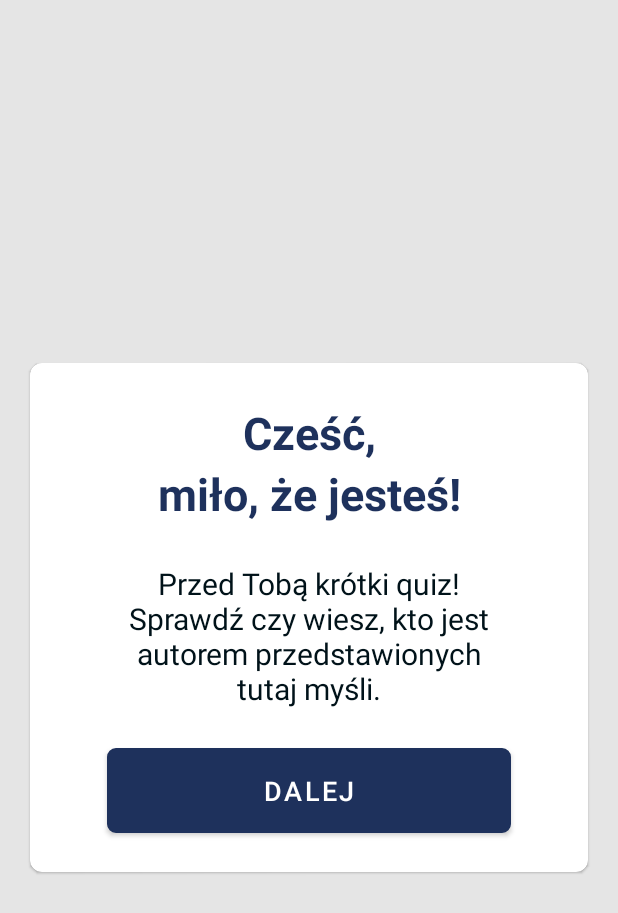
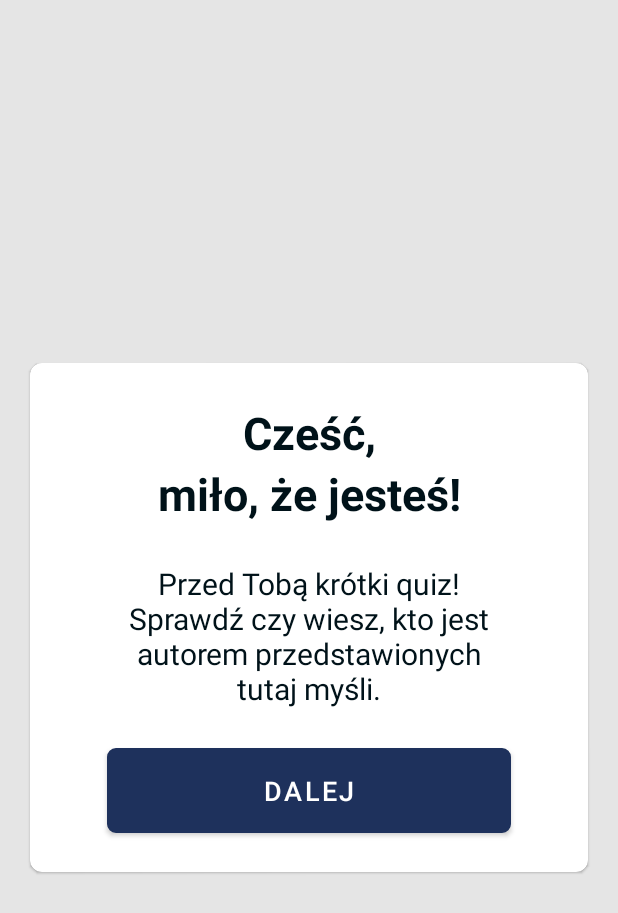
Before and after one commit to maciejglownia/StoikCytatQuiz, an Android app: the screen it shows after launch (MainActivity), on a phone screen of 412 x 824 dp. Shown: the top 913 px of the screen. Run offline under Robolectric (Android 15) with nearby library versions, the phone set to English and light mode, and no system bars.

Commit message:
Still trying to repair themes.xml (dark mode). Commit to have point to back just in case - nothing to check here

```diff
--- a/app/src/main/res/layout/activity_main.xml
+++ b/app/src/main/res/layout/activity_main.xml
@@ -4,7 +4,7 @@
     xmlns:tools="http://schemas.android.com/tools"
     android:layout_width="match_parent"
     android:layout_height="match_parent"
-    android:background="@color/main_background"
+    android:background="?android:background"
     android:gravity="center"
     android:orientation="vertical"
     tools:context=".MainActivity">
@@ -14,7 +14,7 @@
         android:layout_height="wrap_content"
         android:layout_marginStart="20dp"
         android:layout_marginEnd="20dp"
-        android:background="@color/stoic_light_bg"
+        android:background="@color/white"
         android:elevation="5dp"
         app:cardCornerRadius="8dp">
 
@@ -22,38 +22,42 @@
             android:layout_width="match_parent"
             android:layout_height="wrap_content"
             android:layout_margin="16dp"
+            android:background="@color/white"
             android:orientation="vertical">
 
             <TextView
                 android:layout_width="match_parent"
                 android:layout_height="wrap_content"
                 android:layout_marginTop="10dp"
+                android:background="@color/white"
                 android:gravity="center"
                 android:text="@string/hello_message"
-                android:textColor="@color/stoic_text"
+                android:textColor="?android:textColorPrimary"
                 android:textSize="30sp"
                 android:textStyle="bold" />
 
             <TextView
                 android:layout_width="match_parent"
                 android:layout_height="wrap_content"
+                android:background="@color/white"
                 android:gravity="center"
                 android:text="@string/welcome_message"
-                android:textColor="@color/stoic_text"
+                android:textColor="?android:textColorPrimary"
                 android:textSize="30sp"
                 android:textStyle="bold" />
 
             <TextView
                 android:layout_width="match_parent"
                 android:layout_height="wrap_content"
+                android:layout_marginLeft="30dp"
                 android:layout_marginTop="10dp"
+                android:layout_marginRight="30dp"
                 android:layout_marginBottom="10dp"
-                android:layout_marginLeft="30dp"
-                android:layout_marginRight="30dp"
+                android:background="@color/white"
                 android:gravity="center"
                 android:padding="16dp"
                 android:text="@string/start_text_to_user"
-                android:textColor="@color/stoic_answer_text"
+                android:textColor="?android:textColorPrimary"
                 android:textSize="20sp" />
 
             <Button
@@ -70,6 +74,7 @@
                 android:textSize="18sp" />
         </LinearLayout>
 
+
     </com.google.android.material.card.MaterialCardView>
 
 </LinearLayout>
--- a/app/src/main/res/values-night/themes.xml
+++ b/app/src/main/res/values-night/themes.xml
@@ -12,5 +12,8 @@
         <!-- Status bar color. -->
         <item name="android:statusBarColor" tools:targetApi="l">?attr/colorPrimaryVariant</item>
         <!-- Customize your theme here. -->
+        <item name="android:textColorPrimary">@color/white</item>
+        <item name="android:background">@color/stoic_answer_text</item>
+        <item name="android:tint">@color/white</item>
     </style>
 </resources>
--- a/app/src/main/res/values/colors.xml
+++ b/app/src/main/res/values/colors.xml
@@ -20,4 +20,6 @@
     <color name="silver">#C0C0C0</color>
     <color name="bronze">#CC6633</color>
     <color name="olive">#808000</color>
+    <color name="stoic_dark_mode_bg">#141516</color>
+
 </resources>
--- a/app/src/main/res/values/themes.xml
+++ b/app/src/main/res/values/themes.xml
@@ -12,7 +12,12 @@
         <!-- Status bar color. -->
         <item name="android:statusBarColor" tools:targetApi="l">?attr/colorPrimaryVariant</item>
         <!-- Customize your theme here. -->
+        <item name="android:textColorPrimary">@color/stoic_answer_text</item>
+        <item name="android:background">@color/main_background</item>
+        <item name="android:tint">@color/stoic_answer_text</item>
+
     </style>
+
     <style name="ProgressBarStyle">
         <item name="colorAccent">@color/teal_200</item>
     </style>
```
Also changed, not shown: app/src/main/res/layout/activity_menu.xml (+6 -4 lines), app/src/main/res/layout/activity_quiz_questions.xml (+7 -8 lines), app/src/main/res/layout/activity_result.xml (+6 -8 lines), app/src/main/res/layout/activity_settings.xml (+9 -9 lines), app/src/main/res/layout/dialog_custom_back_button.xml (+5 -5 lines), app/src/main/res/layout/dialog_custom_back_button_for_exit.xml (+4 -5 lines).
